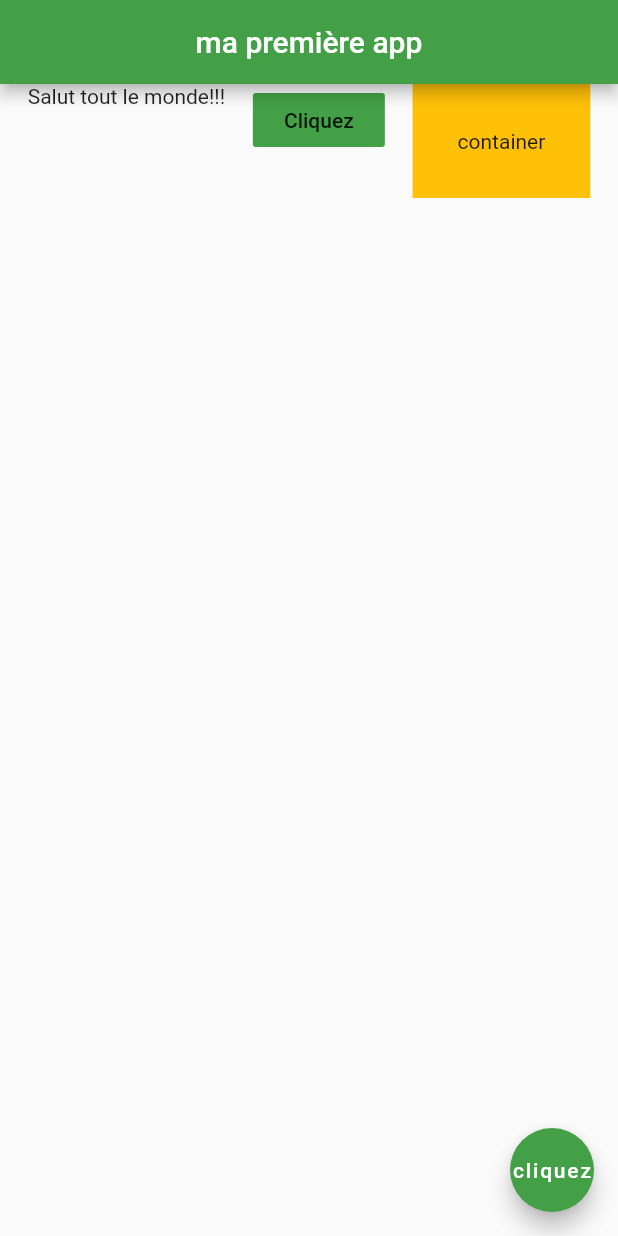
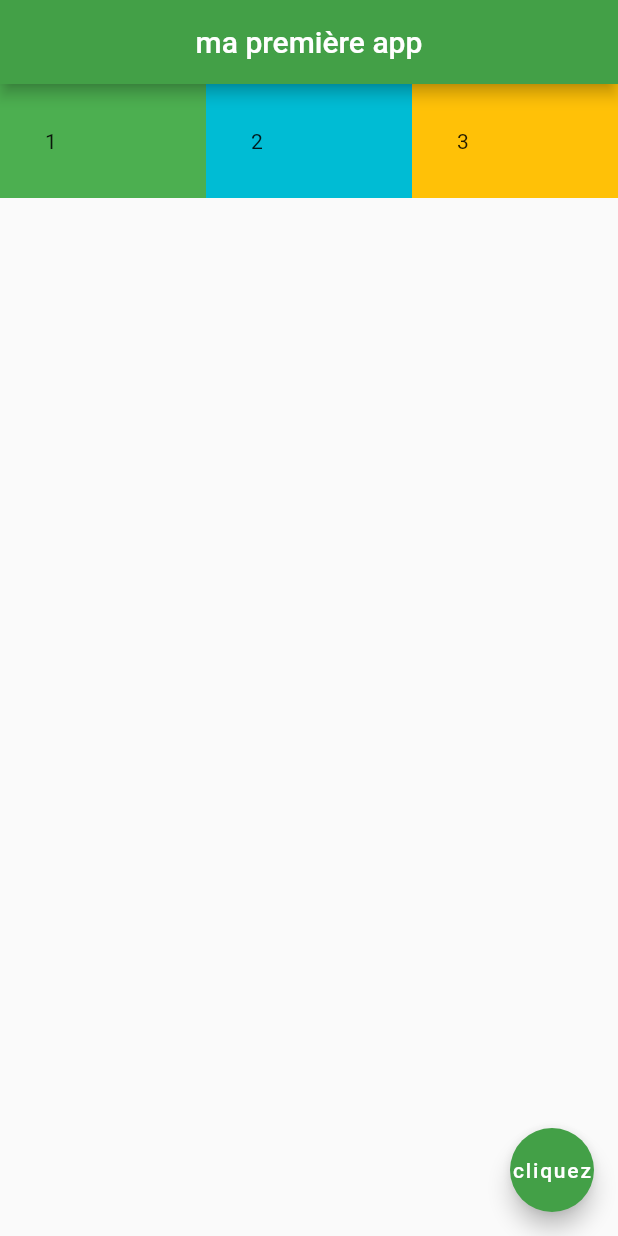
Before and after one commit to Sanjuron/flutter_app, a Flutter app: the screen it shows after launch, on a phone screen of 412 x 824 dp. Run offline on Flutter 3.47's test engine with Material 2 defaults, Android fonts, the phone set to English and light mode, and no system bars.

Commit message:
expanded widgets

```diff
--- a/lib/main.dart
+++ b/lib/main.dart
@@ -14,23 +14,30 @@ class Home extends StatelessWidget {
           backgroundColor: Colors.green[600],
       ),
       body: Row(
-        mainAxisAlignment: MainAxisAlignment.spaceEvenly, // équivalent du justify-content
-        crossAxisAlignment: CrossAxisAlignment.start,
         children: <Widget>[
-          Text("Salut tout le monde!!!"),
-          FlatButton(
-            onPressed: (){
-              print("C'est cliqué");
-            },
-            color: Colors.green[600],
-            child: Text('Cliquez'),
+          Expanded(
+            child: Container(
+              padding: EdgeInsets.all(30.0),
+              color: Colors.green,
+              child: Text("1"),
+            ),
           ),
-          Container(
+          Expanded(
+          child: Container(
+            padding: EdgeInsets.all(30.0),
+            color: Colors.cyan,
+            child: Text("2"),
+          ),
+          ),
+          Expanded(
+          child: Container(
+            padding: EdgeInsets.all(30.0),
             color: Colors.amber,
-            padding: EdgeInsets.all(30.0),
-            child: Text("container"),
-          )
+            child: Text("3"),
+          ),
+          ),
         ],
+
       ),
       floatingActionButton: FloatingActionButton(
         backgroundColor: Colors.green[600],
```
